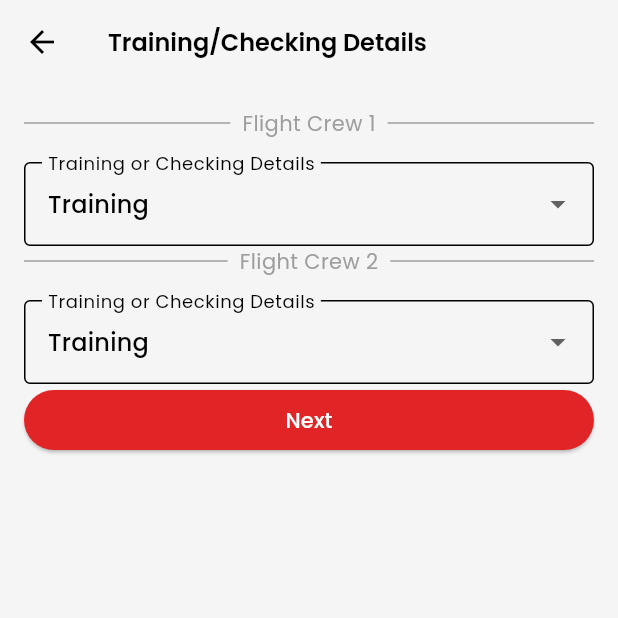
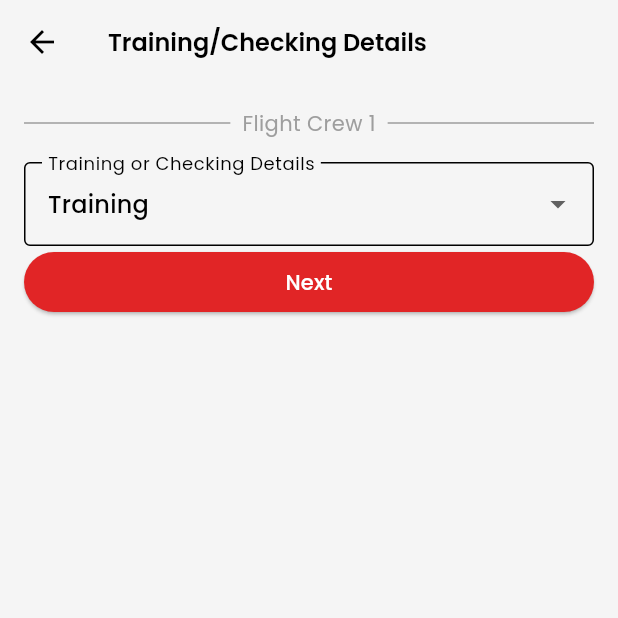
Before and after one commit to YosuaPWH/ts_one, a Flutter app: the NewAssessmentFlightDetails screen opened directly with empty values, on a phone screen of 412 x 824 dp, the top half of it. Run offline on Flutter 3.47's test engine with Material 2 defaults, Android fonts, the light colour scheme and no system bars; our stand-ins replace cloud_firestore, email_validator, firebase_auth, firebase_core, flutter_expandable_fab, flutter_typeahead and 4 more; missing offline and left inert: googleapis; accounts and stored records are empty; generated files the repository leaves out were written again.

Commit message:
Small fixes on new assessment flight details logic

```diff
--- a/lib/presentation/view/assessment/new_assessment_flight_details.dart
+++ b/lib/presentation/view/assessment/new_assessment_flight_details.dart
@@ -203,8 +203,7 @@ class _NewAssessmentFlightDetailsState
 
                           // flight crew 2
                           _flightCrew2Enabled
-                          ? const SizedBox()
-                          : Column(
+                          ? Column(
                             children: [
                               const Padding(
                                 padding: EdgeInsets.only(bottom: 16.0),
@@ -315,7 +314,8 @@ class _NewAssessmentFlightDetailsState
                                     .toList(),
                               ),
                             ],
-                          ),
+                          )
+                          : const SizedBox(),
 
                           ElevatedButton(
                             onPressed: () {
```
